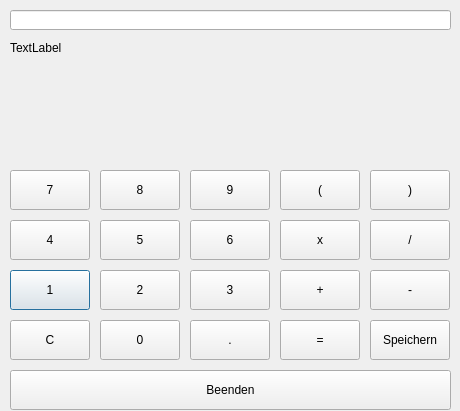
aurxl/modular-calc-jfy, file modular_calc_jfy/aux_calc.ui: the form before one commit.
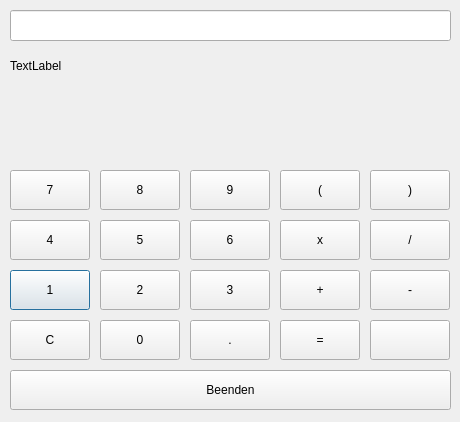
The form after the commit. Icons and pictures are not drawn.

Diff of the .ui file:
```diff
--- a/modular_calc_jfy/aux_calc.ui
+++ b/modular_calc_jfy/aux_calc.ui
@@ -7,7 +7,7 @@
     <x>0</x>
     <y>0</y>
     <width>460</width>
-    <height>411</height>
+    <height>422</height>
    </rect>
   </property>
   <property name="windowTitle">
@@ -48,7 +48,7 @@
      <x>10</x>
      <y>10</y>
      <width>441</width>
-     <height>20</height>
+     <height>31</height>
     </rect>
    </property>
   </widget>
@@ -199,9 +199,9 @@
    <property name="geometry">
     <rect>
      <x>10</x>
-     <y>40</y>
+     <y>50</y>
      <width>430</width>
-     <height>16</height>
+     <height>31</height>
     </rect>
    </property>
    <property name="text">
@@ -231,7 +231,10 @@
     </rect>
    </property>
    <property name="text">
-    <string>Speichern</string>
+    <string/>
+   </property>
+   <property name="icon">
+    <iconset theme="QIcon::ThemeIcon::EditCopy"/>
    </property>
   </widget>
   <widget class="QPushButton" name="aux_calc_btn_4">
```
Left out of the diff: 2 changed lines with no effect on the pictures.
